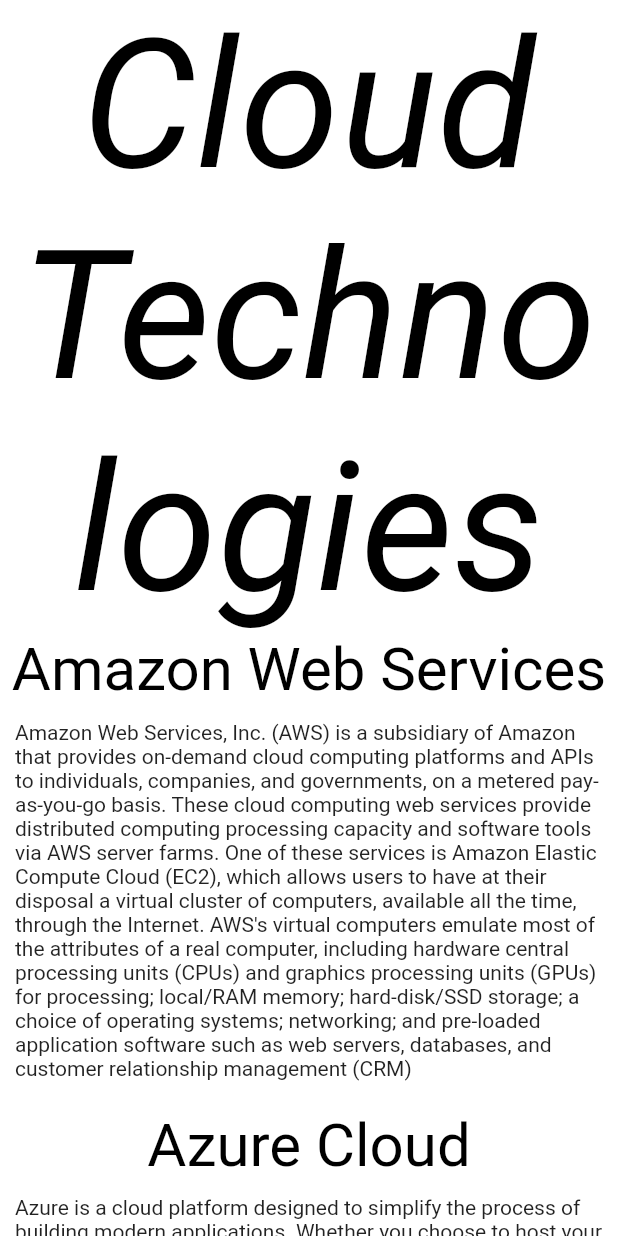
After one commit to kallada2021/portifoliowebsite, a Flutter app: the CloudTechnologiesScreen screen opened by its route, on a phone screen of 412 x 824 dp. The commit adds this screen. Run offline on Flutter 3.47's test engine with Material 2 defaults, Android fonts, the phone set to English and light mode, and no system bars; network calls fail.

Commit message:
Added widgets for Cloud Technologies.

```diff
--- a/consulting_portfolio_website/lib/constants/constants.dart
+++ b/consulting_portfolio_website/lib/constants/constants.dart
@@ -44,13 +44,6 @@ List<String> cloudTechnologies = [
   "Amazon Web Services",
   "Azure Cloud",
   "Terraform",
-  "Devops",
-  "Azure Active Directory",
-  "AWS Managed Active Directory",
-  "AWS Serverless Technologies",
-  "AWS Networks",
-  "Azure Serverless",
-  "Azure Networks",
 ];
 List<String> mobileDevelopmentTechnologies = [
   "Flutter",
--- /dev/null
+++ b/consulting_portfolio_website/lib/features/screens/cloudtechnologies_screen.dart
@@ -0,0 +1,59 @@
+import 'package:flutter/material.dart';
+
+class CloudTechnologiesScreen extends StatelessWidget {
+  static const String routeName = "/cloudtechnologies";
+  const CloudTechnologiesScreen({Key? key}) : super(key: key);
+
+  @override
+  Widget build(BuildContext context) {
+    return Scaffold(body: Center(
+      child: Column(
+        crossAxisAlignment: CrossAxisAlignment.center,
+        children: const [
+          Text("Cloud Technologies",style:TextStyle(
+            fontSize: 120,
+            fontStyle: FontStyle.italic,
+            color:Colors.black
+          ),
+          textAlign: TextAlign.center,),
+          Text("Amazon Web Services", style:TextStyle(
+            fontSize: 40,
+            color:Colors.black,
+          ),
+            textAlign: TextAlign.center,
+          ),
+          Padding(
+            padding: EdgeInsets.all(10.0),
+            child: Center(child: Text("Amazon Web Services, Inc. (AWS) is a subsidiary of Amazon that provides on-demand cloud computing platforms and APIs to individuals, companies, and governments, on a metered pay-as-you-go basis. These cloud computing web services provide distributed computing processing capacity and software tools via AWS server farms. One of these services is Amazon Elastic Compute Cloud (EC2), which allows users to have at their disposal a virtual cluster of computers, available all the time, through the Internet. AWS's virtual computers emulate most of the attributes of a real computer, including hardware central processing units (CPUs) and graphics processing units (GPUs) for processing; local/RAM memory; hard-disk/SSD storage; a choice of operating systems; networking; and pre-loaded application software such as web servers, databases, and customer relationship management (CRM)",)),
+          ),
+          const SizedBox(
+            height: 10,
+          ),
+          Text("Azure Cloud", style:TextStyle(
+            fontSize: 40,
+            color:Colors.black,
+          ),
+            textAlign: TextAlign.center,
+          ),
+          Padding(
+            padding: EdgeInsets.all(10.0),
+            child: Center(child: Text("Azure is a cloud platform designed to simplify the process of building modern applications. Whether you choose to host your applications entirely in Azure or extend your on-premises applications with Azure services, Azure helps you create applications that are scalable, reliable, and maintainable.Azure supports the most popular programming languages in use today, including Python, JavaScript, Java, .NET and Go. With a comprehensive SDK library and extensive support in tools you already use like VS Code, Visual Studio, IntelliJ, and Eclipse, Azure is designed to take advantage of skills you already have and make you productive right away.",)),
+          ),
+          const SizedBox(
+            height: 10,
+          ),
+          Text("Terraform", style:TextStyle(
+            fontSize: 40,
+            color:Colors.black,
+          ),
+            textAlign: TextAlign.center,
+          ),
+          Padding(
+            padding: EdgeInsets.all(10.0),
+            child: Center(child: Text("Terraform is a tool for building, changing, and versioning infrastructure safely and efficiently. Terraform can manage popular service providers as well as custom in-house solutions. It is used to define and provision the complete infrastructure using declarative language called the HashiCorp Configuration Language (HCL).",)),
+          )
+        ],
+      ),
+    ));
+  }
+}
--- a/consulting_portfolio_website/lib/features/screens/technologies_screen.dart
+++ b/consulting_portfolio_website/lib/features/screens/technologies_screen.dart
@@ -1,5 +1,6 @@
 import 'package:consulting_portfolio_website/constants/global_variables.dart';
 import 'package:consulting_portfolio_website/features/models/technology.dart';
+import 'package:consulting_portfolio_website/features/screens/cloudtechnologies_screen.dart';
 import 'package:consulting_portfolio_website/features/services/technology_service.dart';
 import 'package:consulting_portfolio_website/features/widgets/technologycard.dart';
 import 'package:flutter/material.dart';
@@ -91,17 +92,27 @@ class _TechnologiesScreenState extends State<TechnologiesScreen> {
                 SizedBox(
                   height: 20,
                 ),
-                TechnologyCard(
-                  title: "Cloud Technologies",
-                  techList: cloudTechnologies,
-                  height: 250,
+                InkWell(
+                  onTap: (){
+                    Navigator.pushNamed(context, CloudTechnologiesScreen.routeName,);
+                  },
+                  child: TechnologyCard(
+                    title: "Cloud Technologies",
+                    techList: cloudTechnologies,
+                    height: 250,
+                  ),
                 ),
                 SizedBox(
                   height: 20,
                 ),
-                TechnologyCard(
-                  title: "Mobile Development",
-                  techList: mobileDevelopmentTechnologies,
+                InkWell(
+                  onTap: (){
+                    // Navigator.pushNamed(context,MobileDevelopmentScreen.routename,);
+                  },
+                  child: TechnologyCard(
+                    title: "Mobile Development",
+                    techList: mobileDevelopmentTechnologies,
+                  ),
                 ),
                 SizedBox(
                   height: 20,
--- a/consulting_portfolio_website/lib/routes.dart
+++ b/consulting_portfolio_website/lib/routes.dart
@@ -1,4 +1,5 @@
 import 'package:consulting_portfolio_website/constants/global_variables.dart';
+import 'package:consulting_portfolio_website/features/screens/cloudtechnologies_screen.dart';
 import 'package:consulting_portfolio_website/features/screens/contactus.dart';
 import 'package:consulting_portfolio_website/features/screens/projects_screen.dart';
 import 'package:flutter/material.dart';
@@ -20,6 +21,11 @@ Route<dynamic> generateRoutes(RouteSettings routeSettings) {
         settings: routeSettings,
         builder: (_) => const ProjectsScreen(),
       );
+    case CloudTechnologiesScreen.routeName:
+      return MaterialPageRoute(
+        settings: routeSettings,
+        builder: (_) => const CloudTechnologiesScreen(),
+      );
     default:
       return MaterialPageRoute(
         settings: routeSettings,
```
